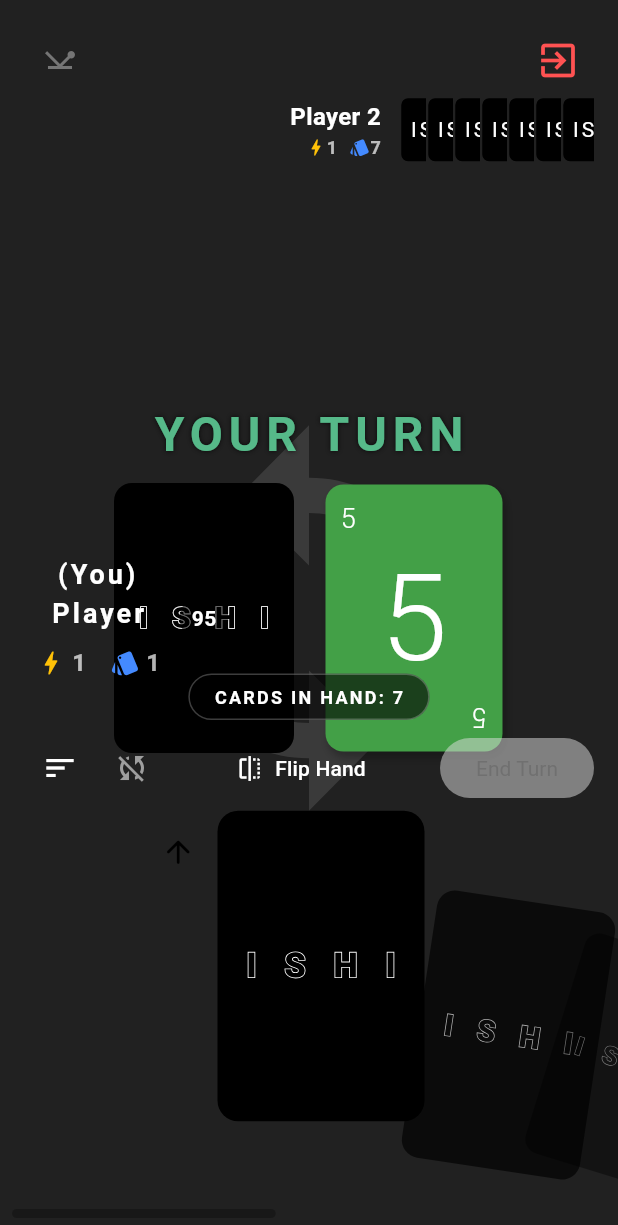
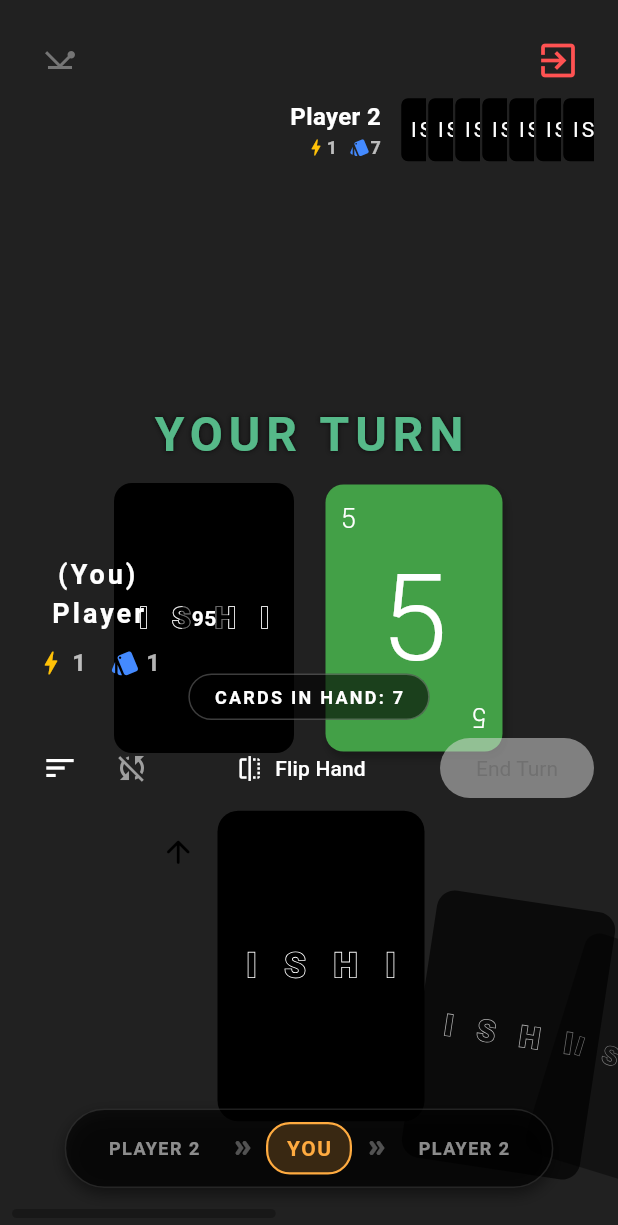
Before and after one commit to Meta-Dusk/ishi_card_game, a Flutter app: the screen it shows after launch, after a tap on "PLAY", after a tap on "LOCAL DEVICE CO-OP", after a tap on "START LOCAL RUN", on a phone screen of 412 x 824 dp. Shown: the top 1225 px of the screen. Run offline on Flutter 3.47's test engine with Material 3 defaults, Android fonts, the phone set to English and light mode, and no system bars; our stand-ins replace package_info_plus, qr_flutter, shared_preferences, supabase_flutter; missing offline and left inert: flutter_webrtc, mobile_scanner; accounts and stored records are empty.

Commit message:
Added another QoL feature: The Turn Timeline

```diff
--- a/lib/components/play_and_pile_deck.dart
+++ b/lib/components/play_and_pile_deck.dart
@@ -32,12 +32,7 @@ class PlayAndPileDeck extends StatelessWidget {
       ), // DragTarget
     ];
 
-    final stackedContent = [
-      // The Turn Direction Background
-      _CardAnimatedRotation(manager: manager),
-      Row(mainAxisAlignment: .center, children: mainContent),
-    ];
-    return Stack(alignment: .center, children: stackedContent);
+    return Row(mainAxisAlignment: .center, children: mainContent);
   }
 }
 
@@ -237,25 +232,3 @@ class _AvailableCardsPile extends StatelessWidget {
     );
   }
 }
-
-class _CardAnimatedRotation extends StatelessWidget {
-  const _CardAnimatedRotation({required this.manager});
-
-  final GameManager manager;
-
-  @override
-  Widget build(BuildContext context) {
-    return AnimatedRotation(
-      // 0.0 is default (Clockwise)
-      // -0.5 flips it 180 degrees (Counter-Clockwise)
-      turns: manager.isClockwise ? 0.0 : -0.5,
-      duration: const Duration(seconds: 1),
-      curve: Curves.easeInOutBack,
-      child: Icon(
-        Icons.sync,
-        size: 280,
-        color: Colors.grey.withValues(alpha: 0.2),
-      ),
-    );
-  }
-}
--- a/lib/screens/game_screen/game_screen.dart
+++ b/lib/screens/game_screen/game_screen.dart
@@ -2,6 +2,7 @@ import 'dart:async';
 import 'package:flutter/material.dart';
 import 'package:ishi/core/network_messages.dart';
 import 'package:ishi/core/managers/game_manager.dart';
+import 'package:ishi/screens/game_screen/turn_timeline.dart';
 import 'package:ishi/services/network_service.dart';
 import 'package:ishi/models/relic.dart';
 import 'package:ishi/models/uno_card.dart';
@@ -200,7 +201,7 @@ class GameScreenState extends State<GameScreen> {
       // Center: Game Board
       Center(child: playPileAndDeck),
 
-      // Center Text: Turn Indicator
+      // Center: Large Turn Indicator
       Positioned(
         top: 0,
         left: 0,
@@ -211,6 +212,14 @@ class GameScreenState extends State<GameScreen> {
 
       // Bottom: Local Hand
       Align(alignment: .bottomCenter, child: lowerPanel),
+
+      // Center: Turn Direction Indicator
+      Positioned(
+        left: 0,
+        right: 0,
+        bottom: 32,
+        child: TurnTimeline(manager: _manager, net: _net),
+      ),
 
       // Overlays
       Positioned(
--- /dev/null
+++ b/lib/screens/game_screen/turn_timeline.dart
@@ -0,0 +1,143 @@
+import 'package:flutter/material.dart';
+import 'package:ishi/core/managers/game_manager.dart';
+import 'package:ishi/services/network_service.dart';
+
+class TurnTimeline extends StatelessWidget {
+  final GameManager manager;
+  final NetworkService net;
+
+  const TurnTimeline({super.key, required this.manager, required this.net});
+
+  String _getName(int index) {
+    // Dart's modulo operator can return negative numbers,
+    // so we use this safe wrapping formula to loop around the player array
+    int count = manager.playerCount;
+    int safeIndex = (index % count + count) % count;
+
+    if (safeIndex == manager.localPlayerIndex) return "YOU";
+    if (safeIndex < net.playersList.length) {
+      return net.playersList[safeIndex].playerName;
+    }
+    return "Player ${safeIndex + 1}";
+  }
+
+  @override
+  Widget build(BuildContext context) {
+    final int curr = manager.currentPlayer - 1;
+    final bool cw = manager.isClockwise;
+
+    // Always display: [Previous] ➔ [Current] ➔ [Next]
+    // If the direction reverses, the left and right players physically swap!
+    List<int> sequence = cw
+        ? [curr - 1, curr, curr + 1]
+        : [curr + 1, curr, curr - 1];
+
+    return IgnorePointer(
+      child: Center(
+        child: AnimatedContainer(
+          duration: const Duration(milliseconds: 300),
+          padding: const .symmetric(vertical: 8, horizontal: 16),
+          decoration: BoxDecoration(
+            color: Colors.black.withValues(alpha: 0.6),
+            borderRadius: .circular(30),
+            border: .all(color: Colors.white12),
+            boxShadow: const [
+              BoxShadow(
+                color: Colors.black45,
+                blurRadius: 8,
+                offset: Offset(0, 4),
+              ),
+            ],
+          ),
+          child: AnimatedSize(
+            duration: const Duration(milliseconds: 300),
+            curve: Curves.easeOutCubic,
+            child: Row(mainAxisSize: .min, children: _buildCarousel(sequence)),
+          ),
+        ),
+      ),
+    );
+  }
+
+  List<Widget> _buildCarousel(List<int> seq) {
+    List<Widget> children = [];
+
+    for (int i = 0; i < seq.length; i++) {
+      bool isCenter = i == 1; // The middle item is the current player
+      String name = _getName(seq[i]);
+
+      // Truncate long names for the side items to prevent screen overflow
+      if (name.length > 10 && !isCenter) {
+        name = "${name.substring(0, 8)}...";
+      }
+
+      children.add(_AnimatedItem(isCenter: isCenter, name: name));
+
+      // Add the directional arrows between names
+      if (i < seq.length - 1) {
+        children.add(
+          Padding(
+            padding: const .symmetric(horizontal: 8.0),
+            child: AnimatedSwitcher(
+              duration: const Duration(milliseconds: 300),
+              transitionBuilder: (child, anim) =>
+                  ScaleTransition(scale: anim, child: child),
+              child: const Icon(
+                Icons.double_arrow_rounded,
+                color: Colors.white30,
+                size: 16,
+              ),
+            ),
+          ),
+        );
+      }
+    }
+
+    return children;
+  }
+}
+
+class _AnimatedItem extends StatelessWidget {
+  const _AnimatedItem({required this.isCenter, required this.name});
+
+  final bool isCenter;
+  final String name;
+
+  @override
+  Widget build(BuildContext context) {
+    return AnimatedContainer(
+      duration: const Duration(milliseconds: 300),
+      padding: const .symmetric(horizontal: 12, vertical: 6),
+      decoration: BoxDecoration(
+        color: isCenter
+            ? Colors.orangeAccent.withValues(alpha: 0.2)
+            : Colors.transparent,
+        borderRadius: .circular(16),
+        border: isCenter ? .all(color: Colors.orangeAccent, width: 1.5) : null,
+      ),
+      child: AnimatedSwitcher(
+        duration: const Duration(milliseconds: 300),
+        transitionBuilder: (child, animation) => FadeTransition(
+          opacity: animation,
+          child: SlideTransition(
+            position: Tween<Offset>(
+              begin: const Offset(0.3, 0.0),
+              end: Offset.zero,
+            ).animate(animation),
+            child: child,
+          ),
+        ),
+        child: Text(
+          name.toUpperCase(),
+          key: ValueKey<String>("$name-$isCenter"),
+          style: TextStyle(
+            color: isCenter ? Colors.orangeAccent : Colors.white54,
+            fontWeight: isCenter ? .bold : .w600,
+            fontSize: isCenter ? 14 : 12,
+            letterSpacing: 1.0,
+          ),
+        ),
+      ),
+    );
+  }
+}
--- a/pubspec.yaml
+++ b/pubspec.yaml
@@ -1,7 +1,7 @@
 name: ishi
 description: "A Rogulike Card Game Made with Flutter."
 publish_to: "none"
-version: 0.7.4+1
+version: 0.8.0+1
 
 environment:
     sdk: ^3.11.3
```
